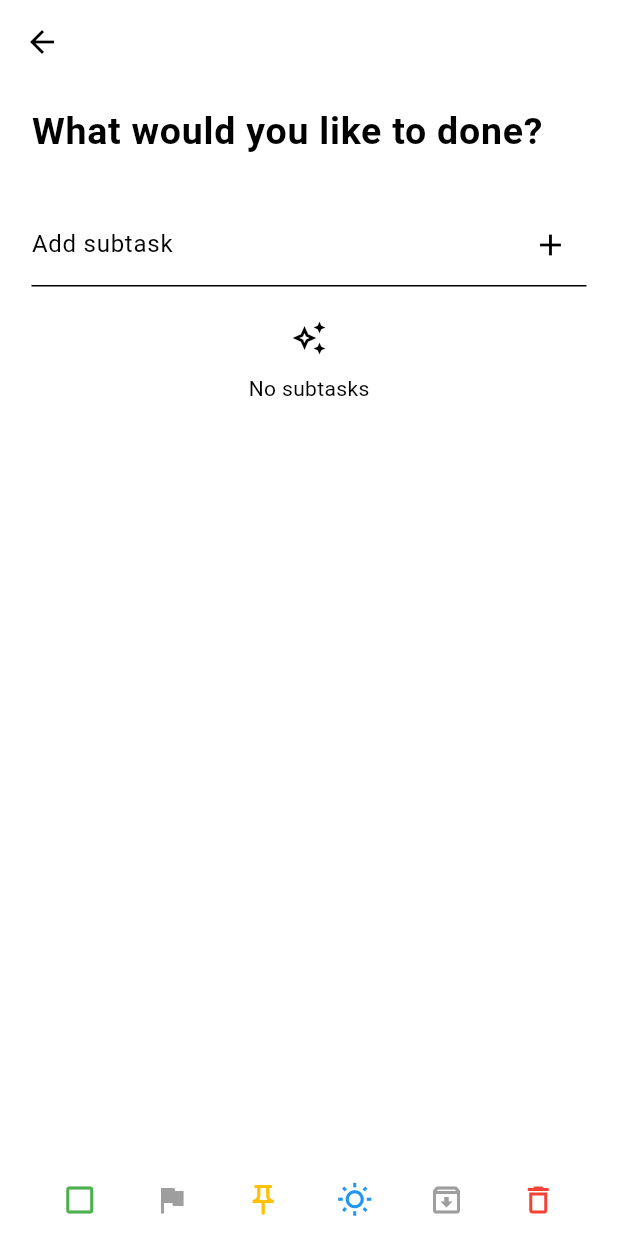
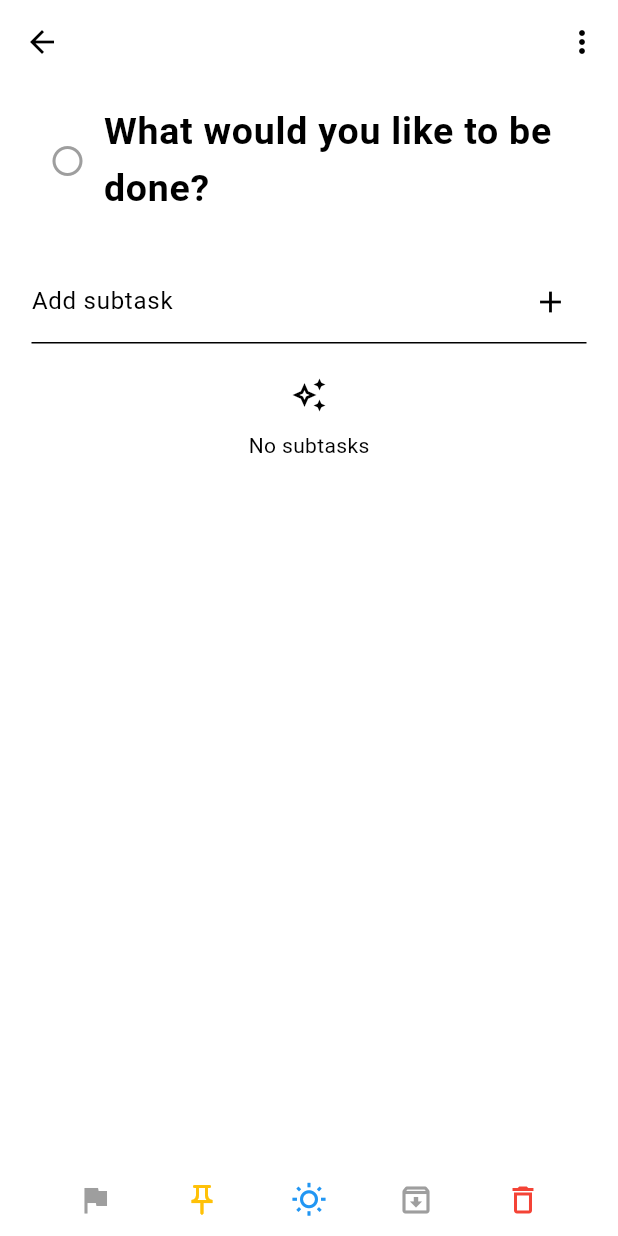
Before and after one commit to Extrypto/to_done, a Flutter app: the TaskViewPage screen opened directly with empty values, on a phone screen of 412 x 824 dp. Run offline on Flutter 3.47's test engine with Material 3 defaults, Android fonts, the phone set to English and light mode, and no system bars; our stand-ins replace animated_text_kit, bloc, cloud_firestore, firebase_auth, firebase_core, flutter_bloc; accounts and stored records are empty.

Commit message:
added popup button in task_view

```diff
--- a/lib/modules/tasks/task_view.dart
+++ b/lib/modules/tasks/task_view.dart
@@ -86,24 +86,43 @@ class _TaskViewPageState extends State<TaskViewPage> {
           onPressed: () => Navigator.pop(context),
         ),
         backgroundColor: Theme.of(context).colorScheme.background,
+        actions: <Widget>[
+          // Добавляем действия в AppBar
+          PopupMenuButton<String>(
+            onSelected: (String result) {
+              // Вы можете обработать выбор здесь
+              switch (result) {
+                case 'Settings':
+                  break;
+                case 'Logout':
+                  break;
+              }
+            },
+            itemBuilder: (BuildContext context) => <PopupMenuEntry<String>>[
+              const PopupMenuItem<String>(
+                value: 'Settings',
+                child: Text('Empty'),
+              ),
+              const PopupMenuItem<String>(
+                value: 'Logout',
+                child: Text('Empty'),
+              ),
+              // Добавьте другие элементы меню здесь
+            ],
+          ),
+        ],
       ),
       body: Padding(
         padding: EdgeInsets.symmetric(horizontal: 16.0),
         child: _buildTaskView(),
       ),
       bottomNavigationBar: BottomAppBar(
-        color: Theme.of(context).colorScheme.background,
+        color: Colors.transparent,
+        elevation: 0,
         height: AppBar().preferredSize.height,
         child: Row(
           mainAxisAlignment: MainAxisAlignment.spaceEvenly,
           children: <Widget>[
-            IconButton(
-              icon: Icon(isCompleted
-                  ? Icons.check_box
-                  : Icons.check_box_outline_blank),
-              color: Colors.green,
-              onPressed: () => _toggleTaskStatus(!isCompleted),
-            ),
             IconButton(
               icon: Icon(Icons.flag),
               color: _priorityColor(priority),
@@ -144,15 +163,30 @@ class _TaskViewPageState extends State<TaskViewPage> {
         child: Column(
           crossAxisAlignment: CrossAxisAlignment.stretch,
           children: [
-            TextField(
+            Row(
+              crossAxisAlignment:
+                  CrossAxisAlignment.center, // Выравнивание по центру
+              children: [
+                IconButton(
+                  icon: Icon(isCompleted
+                      ? Icons.check_circle_outline_outlined
+                      : Icons.circle_outlined),
+                  color: Colors.grey,
+                  onPressed: () => _toggleTaskStatus(!isCompleted),
+                ),
+                Expanded(
+                  child: TextField(
                     controller: _titleController,
                     style: TextStyle(fontSize: 25, fontWeight: FontWeight.bold),
                     decoration: InputDecoration(
-                hintText: 'What would you like to done?',
+                      hintText: 'What would you like to be done?',
                       border: InputBorder.none,
                     ),
                     maxLines: null,
                     minLines: 1,
+                  ),
+                ),
+              ],
             ),
             SizedBox(height: 20),
             TaskSubtasksList(
```
Lines whose indentation alone changed are shown as unchanged.
